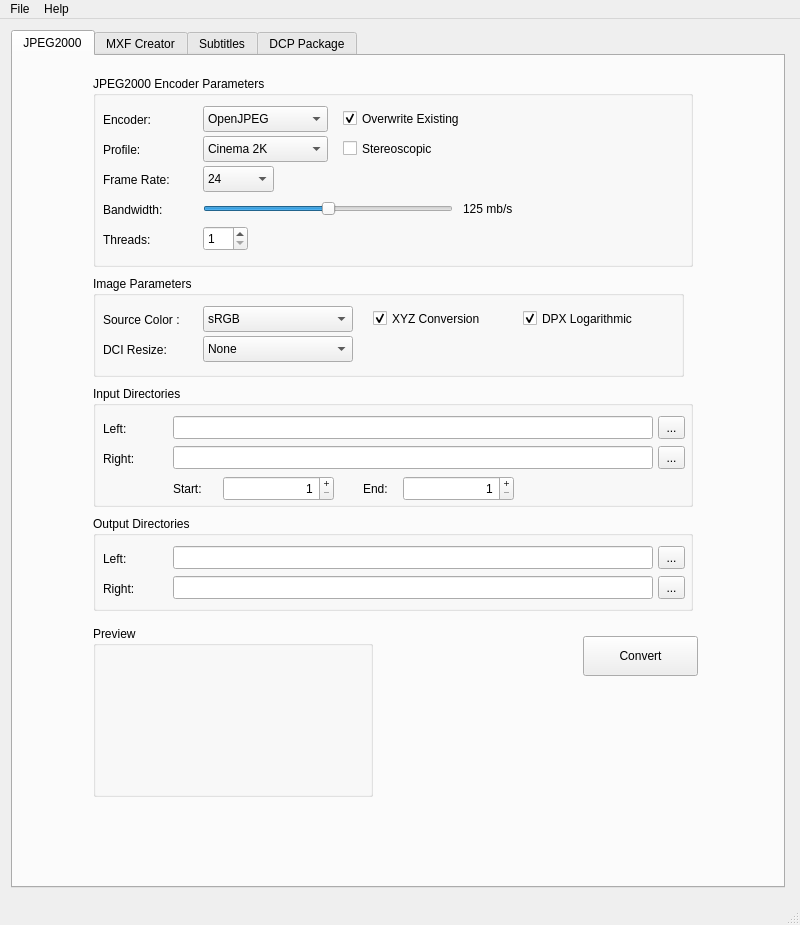
Qt form gui/mainwindow.ui (mamay/OpenDCP) before a commit.
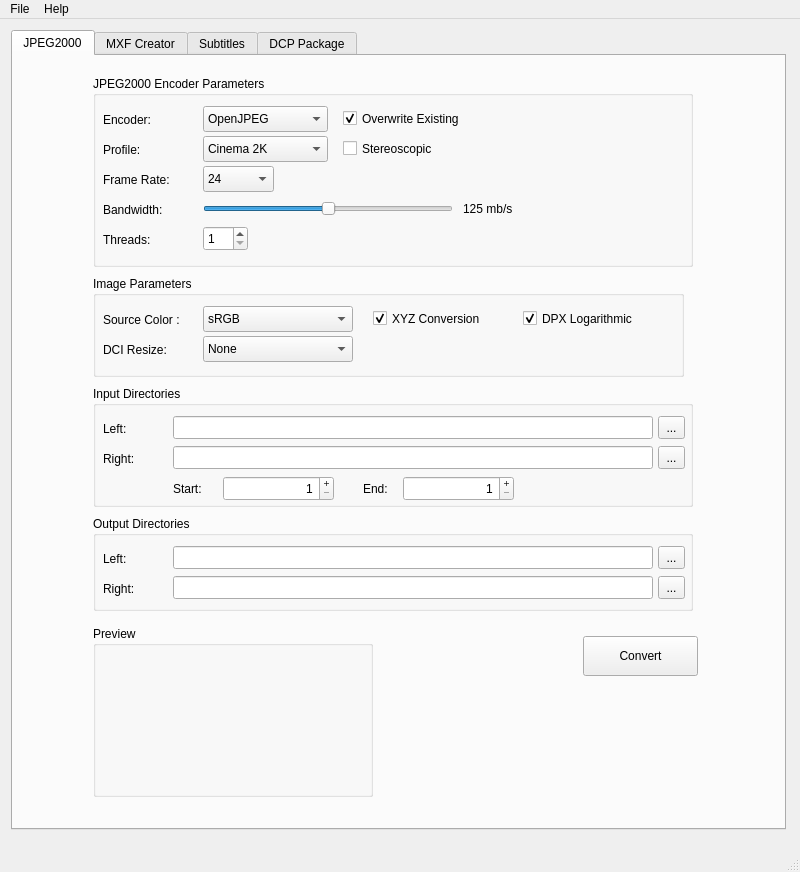
The same form after that commit. Icons and pictures are not drawn.

```diff
--- a/gui/mainwindow.ui
+++ b/gui/mainwindow.ui
@@ -7,7 +7,7 @@
     <x>0</x>
     <y>0</y>
     <width>800</width>
-    <height>925</height>
+    <height>872</height>
    </rect>
   </property>
   <property name="maximumSize">
@@ -30,6 +30,12 @@
    <layout class="QGridLayout" name="gridLayout">
     <item row="0" column="0">
      <widget class="QScrollArea" name="scrollArea">
+      <property name="sizePolicy">
+       <sizepolicy hsizetype="MinimumExpanding" vsizetype="MinimumExpanding">
+        <horstretch>0</horstretch>
+        <verstretch>0</verstretch>
+       </sizepolicy>
+      </property>
       <property name="frameShape">
        <enum>QFrame::NoFrame</enum>
       </property>
@@ -41,8 +47,8 @@
         <rect>
          <x>0</x>
          <y>0</y>
-         <width>776</width>
-         <height>858</height>
+         <width>775</width>
+         <height>800</height>
         </rect>
        </property>
        <widget class="QTabWidget" name="tabWidget">
@@ -50,8 +56,8 @@
          <rect>
           <x>0</x>
           <y>0</y>
-          <width>774</width>
-          <height>858</height>
+          <width>775</width>
+          <height>800</height>
          </rect>
         </property>
         <property name="currentIndex">
@@ -67,7 +73,7 @@
             <x>0</x>
             <y>0</y>
             <width>760</width>
-            <height>1000</height>
+            <height>750</height>
            </rect>
           </property>
           <widget class="QGroupBox" name="inputGroupBox">
```
Left out of the diff: 2 changed lines with no effect on the pictures.
